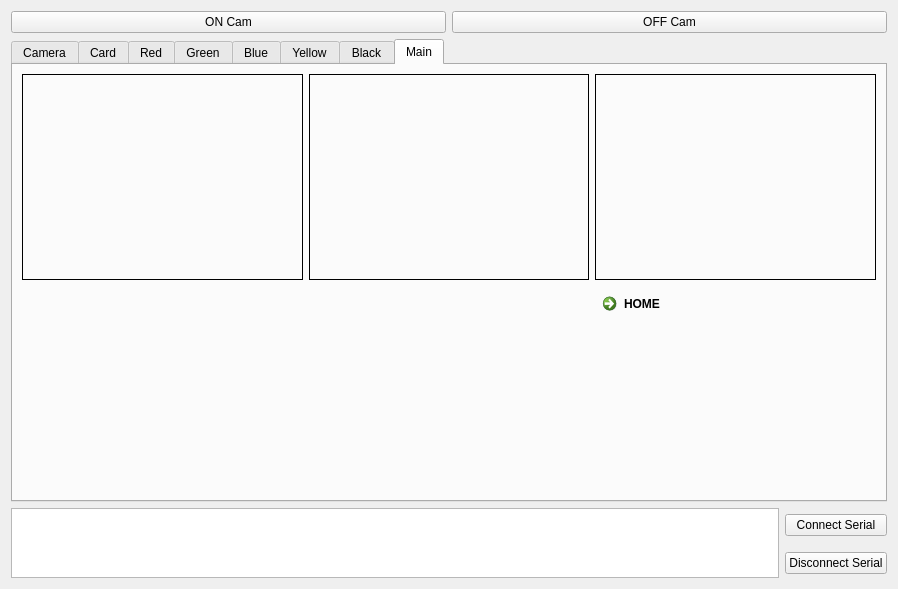
The window that demo2gui.ui (NickPolakrit/ImagePro67Gui) describes before a commit, drawn with Qt 5.
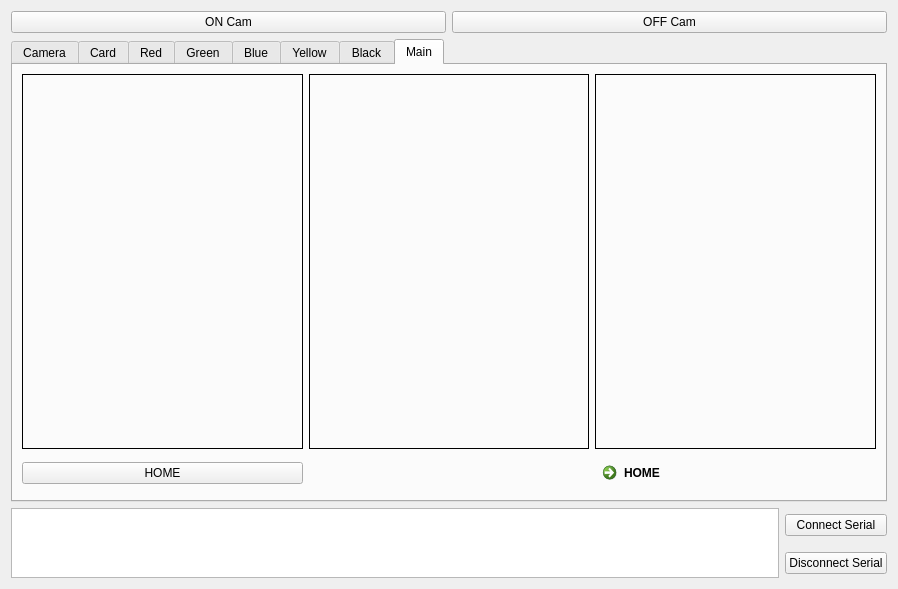
The same window after the commit.

```diff
--- a/demo2gui.ui
+++ b/demo2gui.ui
@@ -1308,11 +1308,17 @@
        <item row="1" column="2">
         <widget class="QCommandLinkButton" name="commandLinkButton">
          <property name="styleSheet">
-          <string notr="true">QPushButton{
-    background-color:rgb(255, 249, 0)
-}
-
-</string>
+          <string notr="true"/>
+         </property>
+         <property name="text">
+          <string>HOME</string>
+         </property>
+        </widget>
+       </item>
+       <item row="1" column="0">
+        <widget class="QPushButton" name="pushButton_3">
+         <property name="styleSheet">
+          <string notr="true"/>
          </property>
          <property name="text">
           <string>HOME</string>
```
